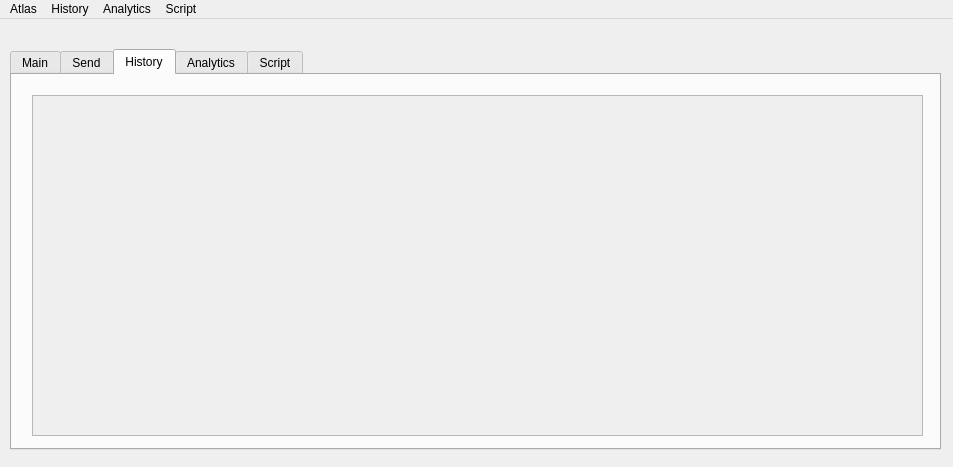
Above: src/qt/Atlas/app.ui from philipglazman/AtlasWallet before the change. Below: the same form after it.
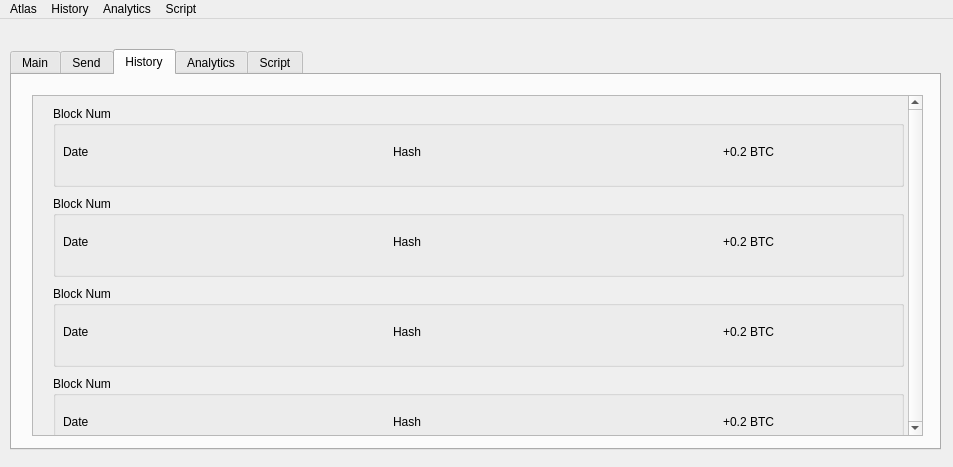
That is the form after the change. The open tabs and pages were chosen to show the change.

Commit message: User interface supports sending transactions and broadcasting to the network. Added horizontal widgets for history tab

```diff
--- a/src/qt/Atlas/app.ui
+++ b/src/qt/Atlas/app.ui
@@ -299,6 +299,21 @@
         <height>341</height>
        </rect>
       </property>
+      <property name="sizePolicy">
+       <sizepolicy hsizetype="Fixed" vsizetype="Expanding">
+        <horstretch>0</horstretch>
+        <verstretch>100</verstretch>
+       </sizepolicy>
+      </property>
+      <property name="verticalScrollBarPolicy">
+       <enum>Qt::ScrollBarAlwaysOn</enum>
+      </property>
+      <property name="horizontalScrollBarPolicy">
+       <enum>Qt::ScrollBarAlwaysOff</enum>
+      </property>
+      <property name="sizeAdjustPolicy">
+       <enum>QAbstractScrollArea::AdjustIgnored</enum>
+      </property>
       <property name="widgetResizable">
        <bool>true</bool>
       </property>
@@ -307,10 +322,218 @@
         <rect>
          <x>0</x>
          <y>0</y>
-         <width>889</width>
+         <width>875</width>
          <height>339</height>
         </rect>
        </property>
+       <widget class="QGroupBox" name="groupBox_4">
+        <property name="geometry">
+         <rect>
+          <x>20</x>
+          <y>10</y>
+          <width>851</width>
+          <height>81</height>
+         </rect>
+        </property>
+        <property name="title">
+         <string>Block Num</string>
+        </property>
+        <widget class="QLabel" name="label_11">
+         <property name="geometry">
+          <rect>
+           <x>10</x>
+           <y>30</y>
+           <width>161</width>
+           <height>31</height>
+          </rect>
+         </property>
+         <property name="text">
+          <string>Date</string>
+         </property>
+        </widget>
+        <widget class="QLabel" name="label_12">
+         <property name="geometry">
+          <rect>
+           <x>670</x>
+           <y>30</y>
+           <width>161</width>
+           <height>31</height>
+          </rect>
+         </property>
+         <property name="text">
+          <string>+0.2 BTC</string>
+         </property>
+        </widget>
+        <widget class="QLabel" name="label_13">
+         <property name="geometry">
+          <rect>
+           <x>340</x>
+           <y>30</y>
+           <width>161</width>
+           <height>31</height>
+          </rect>
+         </property>
+         <property name="text">
+          <string>Hash</string>
+         </property>
+        </widget>
+       </widget>
+       <widget class="QGroupBox" name="groupBox_5">
+        <property name="geometry">
+         <rect>
+          <x>20</x>
+          <y>100</y>
+          <width>851</width>
+          <height>81</height>
+         </rect>
+        </property>
+        <property name="title">
+         <string>Block Num</string>
+        </property>
+        <widget class="QLabel" name="label_14">
+         <property name="geometry">
+          <rect>
+           <x>10</x>
+           <y>30</y>
+           <width>161</width>
+           <height>31</height>
+          </rect>
+         </property>
+         <property name="text">
+          <string>Date</string>
+         </property>
+        </widget>
+        <widget class="QLabel" name="label_15">
+         <property name="geometry">
+          <rect>
+           <x>670</x>
+           <y>30</y>
+           <width>161</width>
+           <height>31</height>
+          </rect>
+         </property>
+         <property name="text">
+          <string>+0.2 BTC</string>
+         </property>
+        </widget>
+        <widget class="QLabel" name="label_16">
+         <property name="geometry">
+          <rect>
+           <x>340</x>
+           <y>30</y>
+           <width>161</width>
+           <height>31</height>
+          </rect>
+         </property>
+         <property name="text">
+          <string>Hash</string>
+         </property>
+        </widget>
+       </widget>
+       <widget class="QGroupBox" name="groupBox_6">
+        <property name="geometry">
+         <rect>
+          <x>20</x>
+          <y>190</y>
+          <width>851</width>
+          <height>81</height>
+         </rect>
+        </property>
+        <property name="title">
+         <string>Block Num</string>
+        </property>
+        <widget class="QLabel" name="label_17">
+         <property name="geometry">
+          <rect>
+           <x>10</x>
+           <y>30</y>
+           <width>161</width>
+           <height>31</height>
+          </rect>
+         </property>
+         <property name="text">
+          <string>Date</string>
+         </property>
+        </widget>
+        <widget class="QLabel" name="label_18">
+         <property name="geometry">
+          <rect>
+           <x>670</x>
+           <y>30</y>
+           <width>161</width>
+           <height>31</height>
+          </rect>
+         </property>
+         <property name="text">
+          <string>+0.2 BTC</string>
+         </property>
+        </widget>
+        <widget class="QLabel" name="label_19">
+         <property name="geometry">
+          <rect>
+           <x>340</x>
+           <y>30</y>
+           <width>161</width>
+           <height>31</height>
+          </rect>
+         </property>
+         <property name="text">
+          <string>Hash</string>
+         </property>
+        </widget>
+       </widget>
+       <widget class="QGroupBox" name="groupBox_7">
+        <property name="geometry">
+         <rect>
+          <x>20</x>
+          <y>280</y>
+          <width>851</width>
+          <height>81</height>
+         </rect>
+        </property>
+        <property name="title">
+         <string>Block Num</string>
+        </property>
+        <widget class="QLabel" name="label_20">
+         <property name="geometry">
+          <rect>
+           <x>10</x>
+           <y>30</y>
+           <width>161</width>
+           <height>31</height>
+          </rect>
+         </property>
+         <property name="text">
+          <string>Date</string>
+         </property>
+        </widget>
+        <widget class="QLabel" name="label_21">
+         <property name="geometry">
+          <rect>
+           <x>670</x>
+           <y>30</y>
+           <width>161</width>
+           <height>31</height>
+          </rect>
+         </property>
+         <property name="text">
+          <string>+0.2 BTC</string>
+         </property>
+        </widget>
+        <widget class="QLabel" name="label_22">
+         <property name="geometry">
+          <rect>
+           <x>340</x>
+           <y>30</y>
+           <width>161</width>
+           <height>31</height>
+          </rect>
+         </property>
+         <property name="text">
+          <string>Hash</string>
+         </property>
+        </widget>
+       </widget>
       </widget>
      </widget>
     </widget>
```
Left out of the diff: 31 changed lines with no effect on the pictures. The commit also changes 26 other files.
